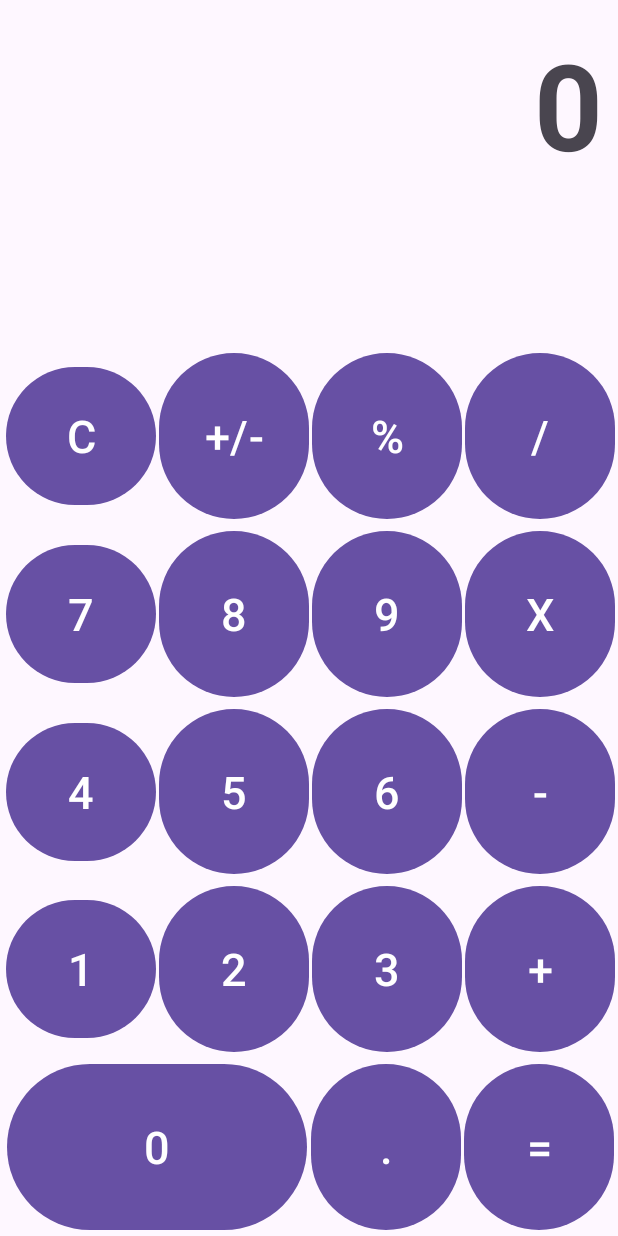
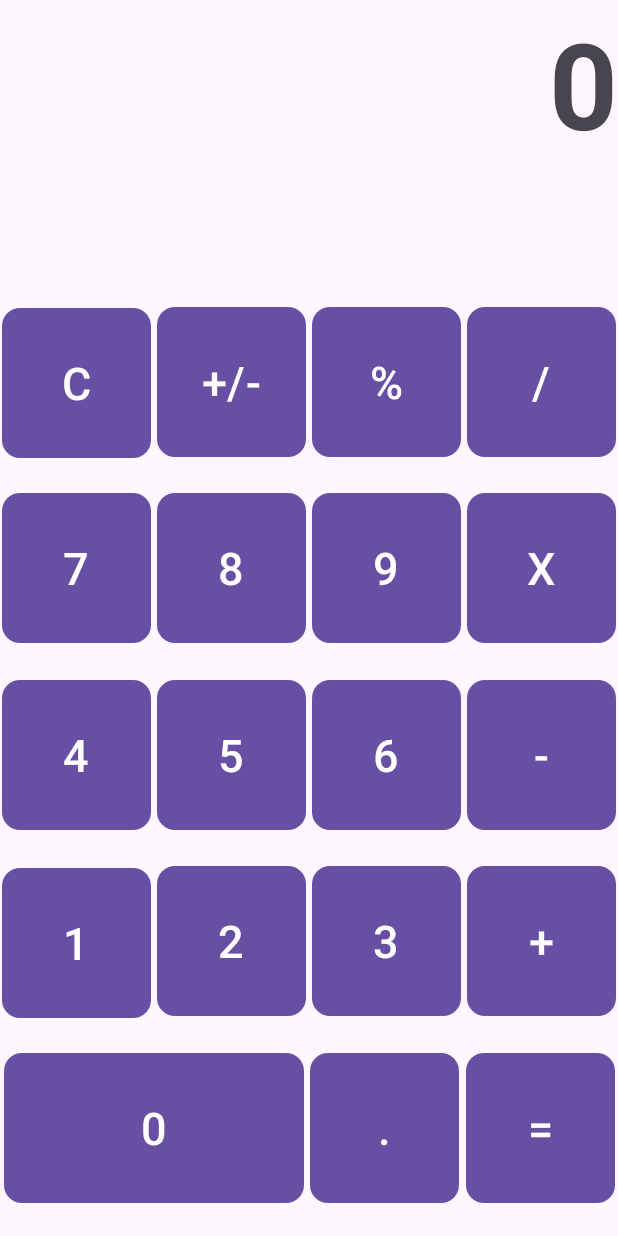
Before and after one commit to billym711/C323-Project1, an Android app: the layout activity_main.xml on its own in the app's theme, with its tools: preview values and no code run, on a phone screen of 412 x 824 dp. Run offline under Robolectric (Android 15) with nearby library versions, the phone set to English and light mode, and no system bars.

Commit message:
Finishing up comments

```diff
--- a/app/src/main/java/com/example/project1/MainActivity.kt
+++ b/app/src/main/java/com/example/project1/MainActivity.kt
@@ -7,8 +7,17 @@ import android.widget.Button
 import android.widget.TextView
 import org.w3c.dom.Text
 
+/**
+ * This program implements an Android application for a basic calculator.
+ *
+ * @author Billy Moore
+ * @version 1.0
+ * @since 2023-01-09
+ */
 class MainActivity : AppCompatActivity() {
 
+    // This establishes some basic variables to store numbers and convert them to a printable string
+    // We also have booleans to determine whether or not we are currently doing an operation, and which specific operation we're doing.
         var currentString: String = ""
         var currentNumber: Double = 0.0
         var storedNumber: Double = 0.0
@@ -23,6 +32,7 @@ class MainActivity : AppCompatActivity() {
     override fun onCreate(savedInstanceState: Bundle?) {
         super.onCreate(savedInstanceState)
         setContentView(R.layout.activity_main)
+        //As we create the view, we update the text to 0 and initialize the functions of each Button.
         updateText()
         getButtons()
 
@@ -30,25 +40,42 @@ class MainActivity : AppCompatActivity() {
 
 
     fun clearNumbers(){
+        //The function called by the "Clear" button to set all the numbers back to zero
         currentString = ""
         currentNumber = 0.0
         storedNumber = 0.0
     }
 
     public fun updateText(){
+        //This is called any time the current number changes
+        //Connecting to the xml TextView
         val _currenttext : TextView = findViewById(R.id.textView) as TextView
+
+        //If the current number is empty, we just want to display zero
+        //If it's not empty, we also don't want to display the .0 at the end for no reason
+        //So we check the last 2 chars in the string and remove them if necessary
+        //Then we update the TextView text
         if (currentString.isNotEmpty()) {
+            if (currentNumber.toString().length >= 2 && currentNumber.toString().reversed().subSequence(0, 2) == "0.") {
+                _currenttext.text = currentNumber.toString().dropLast(2)
+            }else{
                 _currenttext.text = currentNumber.toString()
+
+            }
         } else {
-            _currenttext.text = "0.0"
+            _currenttext.text = "0"
         }
     }
 
     fun getButtons(){
+        //This defines the behaviors of each button on click
+            // Buttons 0 through 9 just add their corresponding number to the string
+            //we also set doingOp to false to indicate that we aren't in between two numbers in an operation
+
         findViewById<Button>(R.id.button0)
             .setOnClickListener {
 
-
+                //0 specifically checks for if the string is empty (we don't want multiple zeroes)
                 if (currentString.isNotEmpty()) {
                     doingOp = false
                     currentString = currentString.plus("0");
@@ -137,6 +164,9 @@ class MainActivity : AppCompatActivity() {
                 updateText()
 
             }
+        // The operations are also very similar. We check if a division is already active, and update the number if so.
+        // Otherwise we start a new operation.
+        // This same pattern is used for all 4 operations
         findViewById<Button>(R.id.buttondivide)
             .setOnClickListener {
                 if (divisionWait) {
@@ -190,6 +220,8 @@ class MainActivity : AppCompatActivity() {
                 currentString = ""
 
             }
+
+        //Clear is pretty simple. Sets the numbers to zero and updates the text
         findViewById<Button>(R.id.buttonclear)
             .setOnClickListener {
 
@@ -197,8 +229,12 @@ class MainActivity : AppCompatActivity() {
                 updateText()
 
             }
+        //Negative does not work if the string is empty or if you just pressed an operation.
+        // If the string already has a negative sign, get rid of it.
+        // If it doesn't, add one
         findViewById<Button>(R.id.buttonnegative)
             .setOnClickListener {
+                if (currentString.isNotEmpty()) {
                     if (!doingOp) {
                         if (currentString.first() == '-') {
                             currentString = currentString.drop(1)
@@ -210,6 +246,8 @@ class MainActivity : AppCompatActivity() {
                         updateText()
                     }
                 }
+            }
+        // The percent button is just like the other operations. We just divide by 100 and update.
         findViewById<Button>(R.id.buttonpercent)
             .setOnClickListener {
 
@@ -217,6 +255,8 @@ class MainActivity : AppCompatActivity() {
                 updateText()
 
             }
+        // The decimal will only work if there's not already a decimal.
+        // If there's no decimal, we just add one to the string.
         findViewById<Button>(R.id.buttonperiod)
             .setOnClickListener {
                 if (!currentString.contains('.')) {
@@ -226,6 +266,7 @@ class MainActivity : AppCompatActivity() {
                 }
 
             }
+        //Equals will check for whichever operation is active, then finish it and update the display.
         findViewById<Button>(R.id.buttonequals)
             .setOnClickListener {
 
--- /dev/null
+++ b/app/src/main/res/drawable/button_round.xml
@@ -0,0 +1,4 @@
+<?xml version="1.0" encoding="utf-8"?>
+<shape xmlns:android="http://schemas.android.com/apk/res/android">
+    <corners android:radius="12dp"/>
+</shape>
--- a/app/src/main/res/layout/activity_main.xml
+++ b/app/src/main/res/layout/activity_main.xml
@@ -10,22 +10,26 @@
         android:id="@+id/textView"
         android:layout_width="wrap_content"
         android:layout_height="wrap_content"
-        android:layout_marginTop="16dp"
-        android:width="400dp"
+        android:width="500dp"
+        android:height="180dp"
+        android:layout_margin="2dp"
         android:text="0"
         android:textAlignment="textEnd"
         android:textSize="80sp"
         android:textStyle="bold"
         app:layout_constraintEnd_toEndOf="parent"
-        app:layout_constraintHorizontal_bias="0.164"
         app:layout_constraintStart_toStartOf="parent"
         app:layout_constraintTop_toTopOf="parent" />
 
     <Button
         android:id="@+id/button0"
+        android:background="@drawable/button_round"
         android:layout_width="200dp"
-        android:layout_height="0dp"
-        android:layout_marginStart="2dp"
+        android:layout_height="100dp"
+        android:layout_margin="2dp"
+
+
+
         android:text="0"
         android:textSize="30sp"
         app:layout_constraintBottom_toBottomOf="parent"
@@ -33,10 +37,13 @@
         app:layout_constraintStart_toStartOf="parent"
         app:layout_constraintTop_toBottomOf="@+id/button2" />
 
+
     <Button
         android:id="@+id/button2"
-        android:layout_width="100dp"
-        android:layout_height="0dp"
+        android:background="@drawable/button_round"
+        android:layout_width="99dp"
+        android:layout_height="100dp"
+        android:layout_margin="2dp"
 
         android:shape="rectangle"
         android:text="2"
@@ -48,12 +55,12 @@
         app:layout_constraintStart_toEndOf="@+id/button1"
         app:layout_constraintTop_toBottomOf="@+id/button5" />
 
-
     <Button
         android:id="@+id/buttonequals"
-        android:layout_width="100dp"
-        android:layout_height="0dp"
-        android:layout_marginEnd="0dp"
+        android:layout_width="99dp"
+        android:background="@drawable/button_round"
+        android:layout_height="100dp"
+        android:layout_margin="2dp"
         android:shape="rectangle"
         android:text="="
         android:textSize="30sp"
@@ -64,28 +71,29 @@
         app:layout_constraintStart_toEndOf="@+id/buttonperiod"
         app:layout_constraintTop_toBottomOf="@+id/buttonplus" />
 
+
     <Button
         android:id="@+id/button1"
-        android:layout_width="100dp"
+        android:layout_width="99dp"
+        android:background="@drawable/button_round"
         android:layout_height="100dp"
-        android:layout_marginStart="2dp"
+        android:layout_margin="2dp"
 
-        android:shape="rectangle"
+
+
         android:text="1"
         android:textSize="30sp"
-        android:topLeftRadius="50dp"
-        android:topRightRadius="50dp"
-        app:layout_constraintBaseline_toBaselineOf="@+id/button2"
         app:layout_constraintBottom_toTopOf="@+id/button0"
         app:layout_constraintEnd_toStartOf="@+id/button2"
-        app:layout_constraintTop_toBottomOf="@+id/button4"
-        app:layout_constraintStart_toStartOf="parent" />
-
+        app:layout_constraintStart_toStartOf="parent"
+        app:layout_constraintTop_toBottomOf="@id/button4" />
 
     <Button
         android:id="@+id/buttonperiod"
-        android:layout_width="100dp"
-        android:layout_height="0dp"
+        android:layout_width="99dp"
+        android:background="@drawable/button_round"
+        android:layout_height="100dp"
+        android:layout_margin="2dp"
 
         android:shape="rectangle"
         android:text="."
@@ -99,9 +107,11 @@
 
     <Button
         android:id="@+id/buttonplus"
-        android:layout_width="100dp"
-        android:layout_height="0dp"
-        android:layout_marginEnd="0dp"
+        android:layout_width="99dp"
+        android:background="@drawable/button_round"
+        android:layout_height="100dp"
+        android:layout_margin="2dp"
+
 
         android:shape="rectangle"
         android:text="+"
@@ -115,8 +125,10 @@
 
     <Button
         android:id="@+id/button3"
-        android:layout_width="100dp"
-        android:layout_height="0dp"
+        android:layout_width="99dp"
+        android:background="@drawable/button_round"
+        android:layout_height="100dp"
+        android:layout_margin="2dp"
 
         android:shape="rectangle"
         android:text="3"
@@ -130,23 +142,28 @@
 
     <Button
         android:id="@+id/button4"
-        android:layout_width="100dp"
+        android:layout_width="99dp"
         android:layout_height="100dp"
-        android:layout_marginStart="2dp"
+        android:layout_margin="2dp"
+        android:background="@drawable/button_round"
+
 
         android:shape="rectangle"
         android:text="4"
         android:textSize="30sp"
         android:topLeftRadius="50dp"
         android:topRightRadius="50dp"
-        app:layout_constraintBaseline_toBaselineOf="@+id/button5"
+        app:layout_constraintBottom_toTopOf="@+id/button1"
         app:layout_constraintEnd_toStartOf="@+id/button5"
-        app:layout_constraintStart_toStartOf="parent" />
+        app:layout_constraintStart_toStartOf="parent"
+        app:layout_constraintTop_toBottomOf="@id/button7" />
 
     <Button
         android:id="@+id/button5"
-        android:layout_width="100dp"
-        android:layout_height="0dp"
+        android:layout_width="99dp"
+        android:background="@drawable/button_round"
+        android:layout_height="100dp"
+        android:layout_margin="2dp"
 
         android:shape="rectangle"
         android:text="5"
@@ -160,8 +177,10 @@
 
     <Button
         android:id="@+id/button6"
-        android:layout_width="100dp"
-        android:layout_height="0dp"
+        android:layout_width="99dp"
+        android:background="@drawable/button_round"
+        android:layout_height="100dp"
+        android:layout_margin="2dp"
 
         android:shape="rectangle"
         android:text="6"
@@ -175,23 +194,28 @@
 
     <Button
         android:id="@+id/button7"
-        android:layout_width="100dp"
+        android:layout_width="99dp"
+        android:background="@drawable/button_round"
         android:layout_height="100dp"
-        android:layout_marginStart="2dp"
+        android:layout_margin="2dp"
+
 
         android:shape="rectangle"
         android:text="7"
         android:textSize="30sp"
         android:topLeftRadius="50dp"
         android:topRightRadius="50dp"
-        app:layout_constraintBaseline_toBaselineOf="@+id/button8"
+        app:layout_constraintBottom_toTopOf="@+id/button4"
         app:layout_constraintEnd_toStartOf="@+id/button8"
-        app:layout_constraintStart_toStartOf="parent" />
+        app:layout_constraintStart_toStartOf="parent"
+        app:layout_constraintTop_toBottomOf="@id/buttonclear" />
 
     <Button
         android:id="@+id/button8"
-        android:layout_width="100dp"
-        android:layout_height="0dp"
+        android:layout_width="99dp"
+        android:background="@drawable/button_round"
+        android:layout_height="100dp"
+        android:layout_margin="2dp"
 
         android:shape="rectangle"
         android:text="8"
@@ -205,8 +229,10 @@
 
     <Button
         android:id="@+id/button9"
-        android:layout_width="100dp"
-        android:layout_height="0dp"
+        android:layout_width="99dp"
+        android:background="@drawable/button_round"
+        android:layout_height="100dp"
+        android:layout_margin="2dp"
 
         android:shape="rectangle"
         android:text="9"
@@ -220,9 +246,10 @@
 
     <Button
         android:id="@+id/buttonminus"
-        android:layout_width="100dp"
-        android:layout_height="0dp"
-        android:layout_marginEnd="0dp"
+        android:layout_width="99dp"
+        android:background="@drawable/button_round"
+        android:layout_height="100dp"
+        android:layout_margin="2dp"
 
         android:shape="rectangle"
         android:text="-"
@@ -236,9 +263,10 @@
 
     <Button
         android:id="@+id/buttonmultiply"
-        android:layout_width="100dp"
-        android:layout_height="0dp"
-        android:layout_marginEnd="0dp"
+        android:layout_width="99dp"
+        android:background="@drawable/button_round"
+        android:layout_height="100dp"
+        android:layout_margin="2dp"
 
         android:shape="rectangle"
         android:text="X"
@@ -252,24 +280,27 @@
 
     <Button
         android:id="@+id/buttonclear"
-        android:layout_width="100dp"
+        android:layout_width="99dp"
         android:layout_height="100dp"
-        android:layout_marginStart="2dp"
+        android:layout_margin="2dp"
+        android:background="@drawable/button_round"
 
         android:shape="rectangle"
         android:text="C"
         android:textSize="30sp"
         android:topLeftRadius="50dp"
         android:topRightRadius="50dp"
-        app:layout_constraintBaseline_toBaselineOf="@+id/buttonnegative"
+        app:layout_constraintBottom_toTopOf="@+id/button8"
         app:layout_constraintEnd_toStartOf="@+id/buttonnegative"
-        app:layout_constraintStart_toStartOf="parent" />
+        app:layout_constraintStart_toStartOf="parent"
+        app:layout_constraintTop_toBottomOf="@id/textView"/>
 
     <Button
         android:id="@+id/buttonnegative"
-        android:layout_width="100dp"
-        android:layout_height="0dp"
-        android:layout_marginTop="231dp"
+        android:layout_width="99dp"
+        android:layout_height="100dp"
+        android:layout_margin="2dp"
+        android:background="@drawable/button_round"
 
         android:shape="rectangle"
         android:text="+/-"
@@ -279,13 +310,14 @@
         app:layout_constraintBottom_toTopOf="@+id/button8"
         app:layout_constraintEnd_toStartOf="@+id/buttonpercent"
         app:layout_constraintStart_toEndOf="@+id/buttonclear"
-        app:layout_constraintTop_toTopOf="parent" />
+        app:layout_constraintTop_toBottomOf="@id/textView" />
 
     <Button
         android:id="@+id/buttonpercent"
-        android:layout_width="100dp"
-        android:layout_height="0dp"
-        android:layout_marginTop="231dp"
+        android:layout_width="99dp"
+        android:layout_height="100dp"
+        android:layout_margin="2dp"
+        android:background="@drawable/button_round"
 
         android:shape="rectangle"
         android:text="%"
@@ -295,14 +327,15 @@
         app:layout_constraintBottom_toTopOf="@+id/button9"
         app:layout_constraintEnd_toStartOf="@+id/buttondivide"
         app:layout_constraintStart_toEndOf="@+id/buttonnegative"
-        app:layout_constraintTop_toTopOf="parent" />
+        app:layout_constraintTop_toBottomOf="@id/textView" />
 
     <Button
         android:id="@+id/buttondivide"
-        android:layout_width="100dp"
-        android:layout_height="0dp"
-        android:layout_marginTop="231dp"
-        android:layout_marginEnd="0dp"
+        android:layout_width="99dp"
+        android:background="@drawable/button_round"
+        android:layout_height="100dp"
+        android:layout_margin="2dp"
+
 
         android:shape="rectangle"
         android:text="/"
@@ -312,7 +345,7 @@
         app:layout_constraintBottom_toTopOf="@+id/buttonmultiply"
         app:layout_constraintEnd_toEndOf="parent"
         app:layout_constraintStart_toEndOf="@+id/buttonpercent"
-        app:layout_constraintTop_toTopOf="parent" />
+                app:layout_constraintTop_toBottomOf="@id/textView" />
 
 
 </androidx.constraintlayout.widget.ConstraintLayout>
```
Also changed, not shown: 1 other file. Lines whose indentation alone changed are shown as unchanged.
